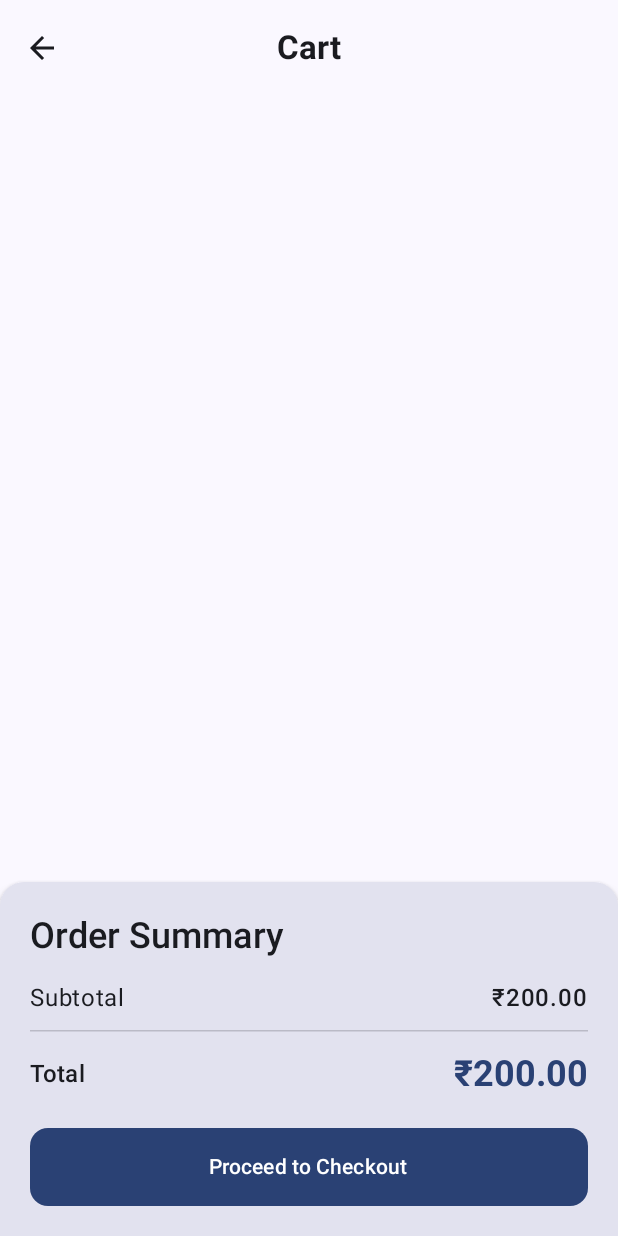
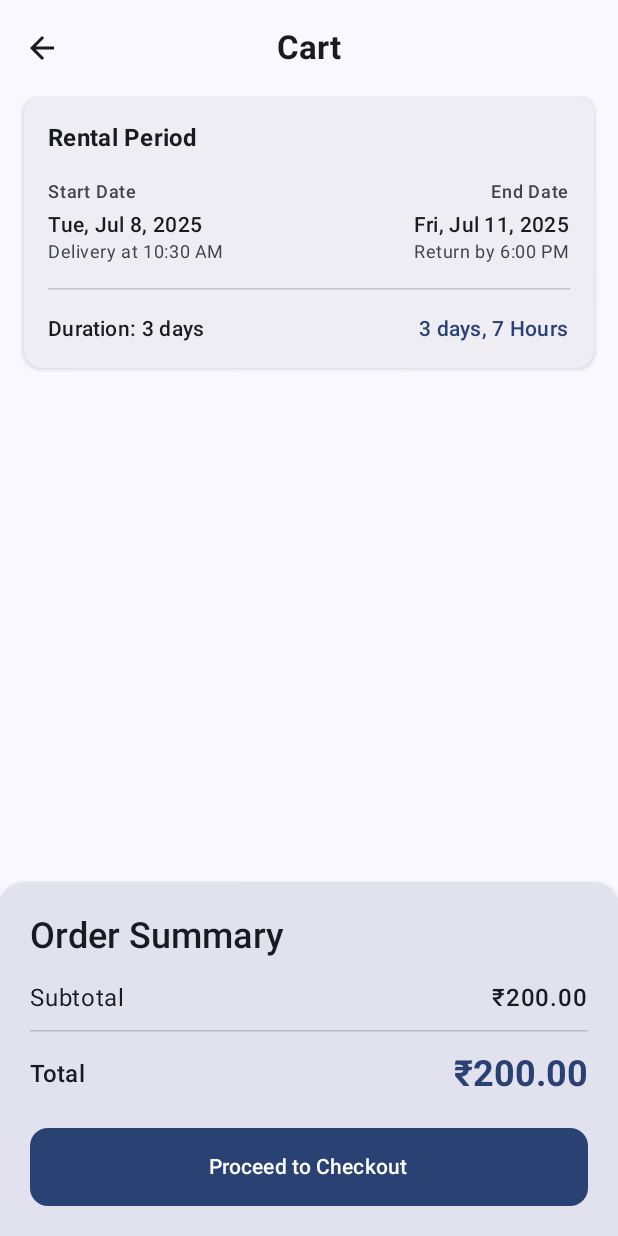
Before and after one commit to Avin008/rentals, an Android app built with Jetpack Compose: the composable CartScreen shown on its own in the app's theme, on a phone screen of 412 x 824 dp. Run offline under Robolectric (Android 15) with nearby library versions, the phone set to English and light mode, and no system bars.

Commit message:
added: rental period card

```diff
--- /dev/null
+++ b/app/src/main/java/com/example/rentals/ui/components/cart/RentalPeriodCard.kt
@@ -0,0 +1,187 @@
+package com.example.rentals.ui.components.cart
+
+import androidx.compose.foundation.layout.Arrangement
+import androidx.compose.foundation.layout.Column
+import androidx.compose.foundation.layout.Row
+import androidx.compose.foundation.layout.Spacer
+import androidx.compose.foundation.layout.fillMaxWidth
+import androidx.compose.foundation.layout.height
+import androidx.compose.foundation.layout.padding
+import androidx.compose.material3.Surface
+import androidx.compose.material3.HorizontalDivider
+import androidx.compose.material3.MaterialTheme
+import androidx.compose.material3.Text
+import androidx.compose.runtime.Composable
+import androidx.compose.runtime.remember
+import androidx.compose.ui.Alignment
+import androidx.compose.ui.Modifier
+import androidx.compose.ui.text.font.FontWeight
+import androidx.compose.ui.tooling.preview.Preview
+import androidx.compose.ui.unit.dp
+import java.text.SimpleDateFormat
+import java.util.Date
+import java.util.Locale
+
+@Composable
+fun RentalPeriodCard(
+    startDateMillis: Long,
+    endDateMillis: Long,
+    deliveryHour: Int,
+    deliveryMinute: Int,
+    returnHour: Int,
+    returnMinute: Int,
+    rentalDurationDays: Int,
+    formattedRentalDuration: String,
+    modifier: Modifier = Modifier
+) {
+    // Format dates for display
+    val dateFormat = remember { SimpleDateFormat("EEE, MMM d, yyyy", Locale.getDefault()) }
+    val timeFormat = remember { SimpleDateFormat("h:mm a", Locale.getDefault()) }
+
+    val startDateFormatted = remember(startDateMillis) {
+        dateFormat.format(Date(startDateMillis))
+    }
+    val endDateFormatted = remember(endDateMillis) {
+        dateFormat.format(Date(endDateMillis))
+    }
+
+    // Format time properly
+    val deliveryTime = remember(deliveryHour, deliveryMinute) {
+        val calendar = java.util.Calendar.getInstance().apply {
+            set(java.util.Calendar.HOUR_OF_DAY, deliveryHour)
+            set(java.util.Calendar.MINUTE, deliveryMinute)
+        }
+        timeFormat.format(calendar.time)
+    }
+
+    val returnTime = remember(returnHour, returnMinute) {
+        val calendar = java.util.Calendar.getInstance().apply {
+            set(java.util.Calendar.HOUR_OF_DAY, returnHour)
+            set(java.util.Calendar.MINUTE, returnMinute)
+        }
+        timeFormat.format(calendar.time)
+    }
+
+    Surface(
+        modifier = modifier.fillMaxWidth(),
+        color = MaterialTheme.colorScheme.surfaceContainer,
+        shadowElevation = 2.dp,
+        shape = MaterialTheme.shapes.medium
+    ) {
+        Column(
+            modifier = Modifier
+                .fillMaxWidth()
+                .padding(16.dp)
+        ) {
+            // Header
+            Text(
+                text = "Rental Period",
+                style = MaterialTheme.typography.titleMedium,
+                fontWeight = FontWeight.Bold,
+                color = MaterialTheme.colorScheme.onSurface
+            )
+
+            Spacer(modifier = Modifier.height(16.dp))
+
+            // Date and Time Information
+            Row(
+                modifier = Modifier.fillMaxWidth(),
+                horizontalArrangement = Arrangement.SpaceBetween
+            ) {
+                // Start Date Column
+                Column(
+                    modifier = Modifier.weight(1f)
+                ) {
+                    Text(
+                        text = "Start Date",
+                        style = MaterialTheme.typography.labelMedium,
+                        color = MaterialTheme.colorScheme.onSurfaceVariant
+                    )
+                    Spacer(modifier = Modifier.height(4.dp))
+                    Text(
+                        text = startDateFormatted,
+                        style = MaterialTheme.typography.bodyMedium,
+                        fontWeight = FontWeight.SemiBold,
+                        color = MaterialTheme.colorScheme.onSurface
+                    )
+                    Text(
+                        text = "Delivery at $deliveryTime",
+                        style = MaterialTheme.typography.bodySmall,
+                        color = MaterialTheme.colorScheme.onSurfaceVariant
+                    )
+                }
+
+                // End Date Column
+                Column(
+                    modifier = Modifier.weight(1f),
+                    horizontalAlignment = Alignment.End
+                ) {
+                    Text(
+                        text = "End Date",
+                        style = MaterialTheme.typography.labelMedium,
+                        color = MaterialTheme.colorScheme.onSurfaceVariant
+                    )
+                    Spacer(modifier = Modifier.height(4.dp))
+                    Text(
+                        text = endDateFormatted,
+                        style = MaterialTheme.typography.bodyMedium,
+                        fontWeight = FontWeight.SemiBold,
+                        color = MaterialTheme.colorScheme.onSurface
+                    )
+                    Text(
+                        text = "Return by $returnTime",
+                        style = MaterialTheme.typography.bodySmall,
+                        color = MaterialTheme.colorScheme.onSurfaceVariant
+                    )
+                }
+            }
+
+            Spacer(modifier = Modifier.height(16.dp))
+
+            HorizontalDivider(
+                color = MaterialTheme.colorScheme.outline.copy(alpha = 0.3f)
+            )
+
+            Spacer(modifier = Modifier.height(16.dp))
+
+            // Duration Information
+            Row(
+                modifier = Modifier.fillMaxWidth(),
+                horizontalArrangement = Arrangement.SpaceBetween,
+                verticalAlignment = Alignment.CenterVertically
+            ) {
+                Text(
+                    text = "Duration: $rentalDurationDays ${if (rentalDurationDays == 1) "day" else "days"}",
+                    style = MaterialTheme.typography.bodyMedium,
+                    fontWeight = FontWeight.SemiBold,
+                    color = MaterialTheme.colorScheme.onSurface
+                )
+
+                Text(
+                    text = formattedRentalDuration,
+                    style = MaterialTheme.typography.bodyMedium,
+                    fontWeight = FontWeight.Medium,
+                    color = MaterialTheme.colorScheme.primary
+                )
+            }
+        }
+    }
+}
+
+@Preview(showBackground = true)
+@Composable
+private fun RentalPeriodCardPreview() {
+    MaterialTheme {
+        RentalPeriodCard(
+            startDateMillis = System.currentTimeMillis(),
+            endDateMillis = System.currentTimeMillis() + (3 * 24 * 60 * 60 * 1000L), // 3 days later
+            deliveryHour = 10,
+            deliveryMinute = 30,
+            returnHour = 18,
+            returnMinute = 0,
+            rentalDurationDays = 3,
+            formattedRentalDuration = "3 days",
+            modifier = Modifier.padding(16.dp)
+        )
+    }
+}
--- a/app/src/main/java/com/example/rentals/ui/screens/CartScreen.kt
+++ b/app/src/main/java/com/example/rentals/ui/screens/CartScreen.kt
@@ -5,19 +5,28 @@ import androidx.compose.foundation.layout.Column
 import androidx.compose.foundation.layout.fillMaxSize
 import androidx.compose.foundation.layout.padding
 import androidx.compose.material3.Scaffold
-import androidx.compose.material3.Text
 import androidx.compose.runtime.Composable
 import androidx.compose.ui.Alignment
 import androidx.compose.ui.Modifier
+import androidx.compose.ui.unit.dp
 import com.example.rentals.ui.components.cart.CartTopBar
 import com.example.rentals.ui.components.cart.OrderSummaryCard
+import com.example.rentals.ui.components.cart.RentalPeriodCard
 
 @Composable
 fun CartScreen() {
     Scaffold (modifier = Modifier.fillMaxSize(), topBar = { CartTopBar() }, bottomBar = {
         OrderSummaryCard(orderId = "", subtotal = 200.0, total = 200.0, hasAddress = true, onNavigateToCheckout = {})
     }){ innerPadding ->
-        Column(modifier = Modifier.fillMaxSize().padding(innerPadding), horizontalAlignment = Alignment.CenterHorizontally) {
+        Column(modifier = Modifier.fillMaxSize().padding(innerPadding).padding(horizontal = 16.dp), horizontalAlignment = Alignment.CenterHorizontally, verticalArrangement = Arrangement.spacedBy(10.dp)) {
+            RentalPeriodCard(startDateMillis = System.currentTimeMillis(),
+                endDateMillis = System.currentTimeMillis() + (3 * 24 * 60 * 60 * 1000L), // 3 days later
+                deliveryHour = 10,
+                deliveryMinute = 30,
+                returnHour = 18,
+                returnMinute = 0,
+                rentalDurationDays = 3,
+                formattedRentalDuration = "3 days, 7 Hours")
         }
     }
 }
```
